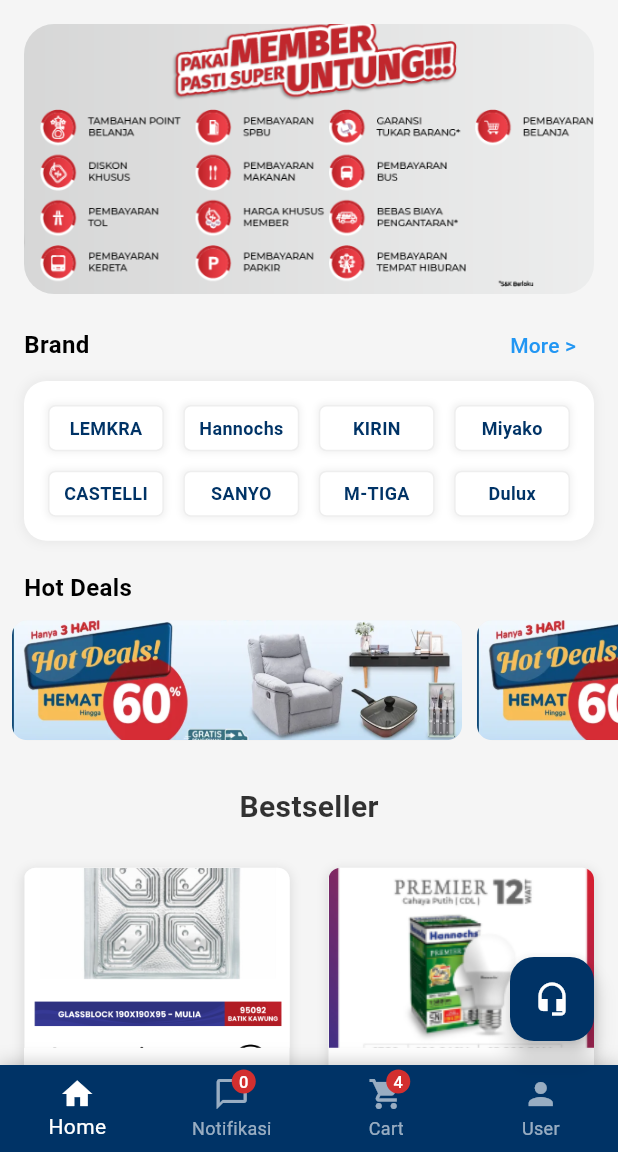
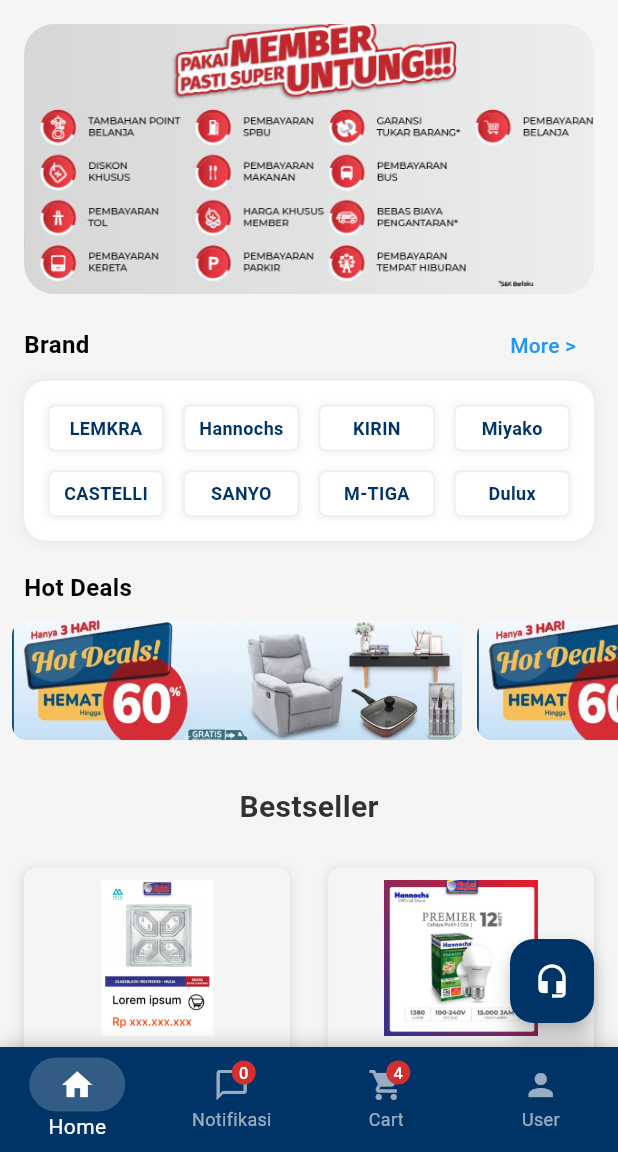
Before and after one commit to va11h411a/Global_bangunan_app, a Flutter app: the screen it shows after launch, on a phone screen of 412 x 824 dp, the part 84-1236 px from its top. Run offline on Flutter 3.47's test engine with Material 3 defaults, Android fonts, the phone set to English and light mode, and no system bars.

Commit message:
perbaikan sedikit pada bagian home screen

```diff
--- a/lib/components/product_item.dart
+++ b/lib/components/product_item.dart
@@ -35,13 +35,15 @@
           // Bagian Gambar
           Container(
             height: 120,
+            width: double.infinity,
+            padding: const EdgeInsets.all(8.0),
             decoration: BoxDecoration(
               color: Colors.grey.shade100,
               borderRadius: const BorderRadius.vertical(top: Radius.circular(8)),
-              image: DecorationImage(
-                image: AssetImage(imagePath),
-                fit: BoxFit.cover,
-              ),
+            ),
+            child: Image.asset(
+              imagePath,
+              fit: BoxFit.contain,
             ),
           ),
 
--- a/lib/screens/home_screen.dart
+++ b/lib/screens/home_screen.dart
@@ -258,21 +258,53 @@
         selectedItemColor: Colors.white,
         unselectedItemColor: Colors.white.withOpacity(0.6),
         type: BottomNavigationBarType.fixed,
-        items: const [
+        items: [
           BottomNavigationBarItem(
-            icon: Icon(Icons.home),
+            icon: const Icon(Icons.home),
+            activeIcon: Container(
+              padding: const EdgeInsets.symmetric(horizontal: 20, vertical: 6),
+              decoration: BoxDecoration(
+                color: Colors.white.withOpacity(0.2),
+                borderRadius: BorderRadius.circular(20),
+              ),
+              child: const Icon(Icons.home),
+            ),
             label: 'Home',
           ),
           BottomNavigationBarItem(
-            icon: Badge(label: Text('0'), child: Icon(Icons.chat_bubble_outline)), // Chat icon
+            icon: const Badge(label: Text('0'), child: Icon(Icons.chat_bubble_outline)),
+            activeIcon: Container(
+              padding: const EdgeInsets.symmetric(horizontal: 20, vertical: 6),
+              decoration: BoxDecoration(
+                color: Colors.white.withOpacity(0.2),
+                borderRadius: BorderRadius.circular(20),
+              ),
+              child: const Badge(label: Text('0'), child: Icon(Icons.chat_bubble_outline)),
+            ),
             label: 'Notifikasi',
           ),
           BottomNavigationBarItem(
-            icon: Badge(label: Text('4'), child: Icon(Icons.shopping_cart)),
+            icon: const Badge(label: Text('4'), child: Icon(Icons.shopping_cart)),
+            activeIcon: Container(
+              padding: const EdgeInsets.symmetric(horizontal: 20, vertical: 6),
+              decoration: BoxDecoration(
+                color: Colors.white.withOpacity(0.2),
+                borderRadius: BorderRadius.circular(20),
+              ),
+              child: const Badge(label: Text('4'), child: Icon(Icons.shopping_cart)),
+            ),
             label: 'Cart',
           ),
           BottomNavigationBarItem(
-            icon: Icon(Icons.person),
+            icon: const Icon(Icons.person),
+            activeIcon: Container(
+              padding: const EdgeInsets.symmetric(horizontal: 20, vertical: 6),
+              decoration: BoxDecoration(
+                color: Colors.white.withOpacity(0.2),
+                borderRadius: BorderRadius.circular(20),
+              ),
+              child: const Icon(Icons.person),
+            ),
             label: 'User',
           ),
         ],
```
